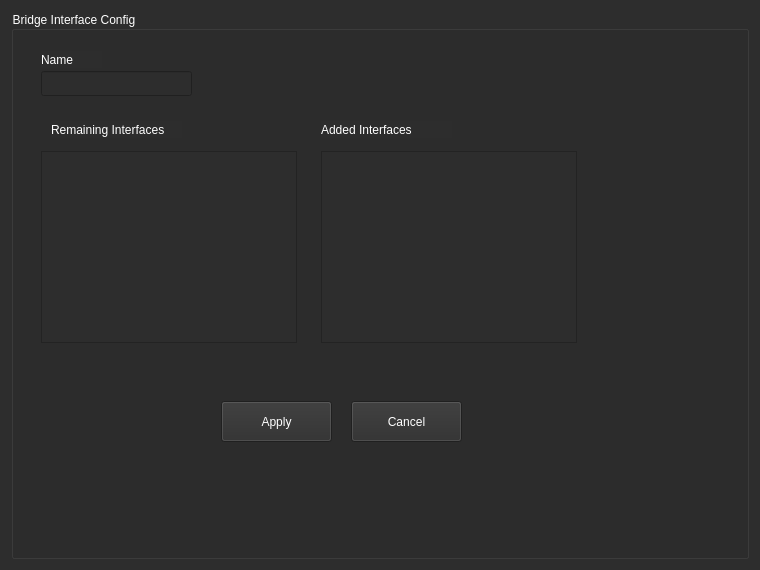
The window that UI/BridgeConfig.ui (monico18/LTI-SDN-Controller) describes before a commit, drawn with Qt 5.
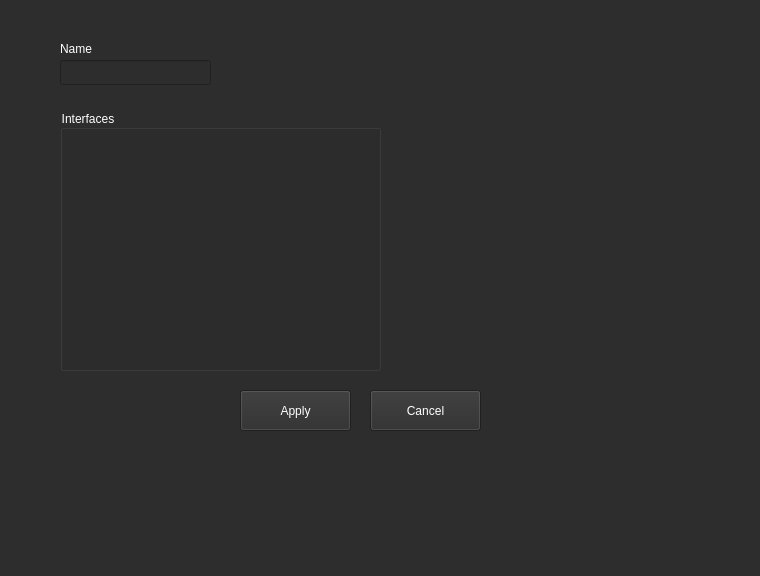
The same window after the commit.

Commit message: Minor Bridge Twekas

Diff of the .ui file:
```diff
--- a/UI/BridgeConfig.ui
+++ b/UI/BridgeConfig.ui
@@ -7,7 +7,7 @@
     <x>0</x>
     <y>0</y>
     <width>760</width>
-    <height>570</height>
+    <height>576</height>
    </rect>
   </property>
   <property name="windowTitle">
@@ -16,9 +16,15 @@
   <property name="styleSheet">
    <string notr="true">background-color: rgb(45, 45, 45);</string>
   </property>
-  <layout class="QVBoxLayout" name="verticalLayout">
-   <item>
-    <widget class="QGroupBox" name="groupBox">
+  <widget class="QLabel" name="label">
+   <property name="geometry">
+    <rect>
+     <x>60</x>
+     <y>40</y>
+     <width>61</width>
+     <height>17</height>
+    </rect>
+   </property>
      <property name="palette">
       <palette>
        <active>
@@ -40,6 +46,24 @@
           </color>
          </brush>
         </colorrole>
+      <colorrole role="Text">
+       <brush brushstyle="SolidPattern">
+        <color alpha="255">
+         <red>255</red>
+         <green>255</green>
+         <blue>255</blue>
+        </color>
+       </brush>
+      </colorrole>
+      <colorrole role="ButtonText">
+       <brush brushstyle="SolidPattern">
+        <color alpha="255">
+         <red>255</red>
+         <green>255</green>
+         <blue>255</blue>
+        </color>
+       </brush>
+      </colorrole>
         <colorrole role="Base">
          <brush brushstyle="SolidPattern">
           <color alpha="255">
@@ -78,6 +102,24 @@
           </color>
          </brush>
         </colorrole>
+      <colorrole role="Text">
+       <brush brushstyle="SolidPattern">
+        <color alpha="255">
+         <red>255</red>
+         <green>255</green>
+         <blue>255</blue>
+        </color>
+       </brush>
+      </colorrole>
+      <colorrole role="ButtonText">
+       <brush brushstyle="SolidPattern">
+        <color alpha="255">
+         <red>255</red>
+         <green>255</green>
+         <blue>255</blue>
+        </color>
+       </brush>
+      </colorrole>
         <colorrole role="Base">
          <brush brushstyle="SolidPattern">
           <color alpha="255">
@@ -116,6 +158,24 @@
           </color>
          </brush>
         </colorrole>
+      <colorrole role="Text">
+       <brush brushstyle="SolidPattern">
+        <color alpha="255">
+         <red>120</red>
+         <green>120</green>
+         <blue>120</blue>
+        </color>
+       </brush>
+      </colorrole>
+      <colorrole role="ButtonText">
+       <brush brushstyle="SolidPattern">
+        <color alpha="255">
+         <red>120</red>
+         <green>120</green>
+         <blue>120</blue>
+        </color>
+       </brush>
+      </colorrole>
         <colorrole role="Base">
          <brush brushstyle="SolidPattern">
           <color alpha="255">
@@ -137,13 +197,14 @@
        </disabled>
       </palette>
      </property>
-     <property name="title">
-      <string>Bridge Interface Config</string>
-     </property>
-     <widget class="QPushButton" name="btn_cancel_bridge">
+   <property name="text">
+    <string>Name</string>
+   </property>
+  </widget>
+  <widget class="QPushButton" name="btn_apply_bridge">
       <property name="geometry">
        <rect>
-        <x>340</x>
+     <x>240</x>
         <y>390</y>
         <width>111</width>
         <height>41</height>
@@ -268,7 +329,7 @@
        </palette>
       </property>
       <property name="text">
-       <string>Cancel</string>
+    <string>Apply</string>
       </property>
      </widget>
      <widget class="QLineEdit" name="line_name">
@@ -277,7 +338,7 @@
       </property>
       <property name="geometry">
        <rect>
-        <x>30</x>
+     <x>60</x>
         <y>60</y>
         <width>151</width>
         <height>25</height>
@@ -462,585 +523,10 @@
        <enum>Qt::ClickFocus</enum>
       </property>
      </widget>
-     <widget class="QLabel" name="label">
+  <widget class="QPushButton" name="btn_cancel_bridge">
       <property name="geometry">
        <rect>
-        <x>30</x>
-        <y>40</y>
-        <width>61</width>
-        <height>17</height>
-       </rect>
-      </property>
-      <property name="palette">
-       <palette>
-        <active>
-         <colorrole role="WindowText">
-          <brush brushstyle="SolidPattern">
-           <color alpha="255">
-            <red>255</red>
-            <green>255</green>
-            <blue>255</blue>
-           </color>
-          </brush>
-         </colorrole>
-         <colorrole role="Button">
-          <brush brushstyle="SolidPattern">
-           <color alpha="255">
-            <red>45</red>
-            <green>45</green>
-            <blue>45</blue>
-           </color>
-          </brush>
-         </colorrole>
-         <colorrole role="Text">
-          <brush brushstyle="SolidPattern">
-           <color alpha="255">
-            <red>255</red>
-            <green>255</green>
-            <blue>255</blue>
-           </color>
-          </brush>
-         </colorrole>
-         <colorrole role="ButtonText">
-          <brush brushstyle="SolidPattern">
-           <color alpha="255">
-            <red>255</red>
-            <green>255</green>
-            <blue>255</blue>
-           </color>
-          </brush>
-         </colorrole>
-         <colorrole role="Base">
-          <brush brushstyle="SolidPattern">
-           <color alpha="255">
-            <red>45</red>
-            <green>45</green>
-            <blue>45</blue>
-           </color>
-          </brush>
-         </colorrole>
-         <colorrole role="Window">
-          <brush brushstyle="SolidPattern">
-           <color alpha="255">
-            <red>45</red>
-            <green>45</green>
-            <blue>45</blue>
-           </color>
-          </brush>
-         </colorrole>
-        </active>
-        <inactive>
-         <colorrole role="WindowText">
-          <brush brushstyle="SolidPattern">
-           <color alpha="255">
-            <red>255</red>
-            <green>255</green>
-            <blue>255</blue>
-           </color>
-          </brush>
-         </colorrole>
-         <colorrole role="Button">
-          <brush brushstyle="SolidPattern">
-           <color alpha="255">
-            <red>45</red>
-            <green>45</green>
-            <blue>45</blue>
-           </color>
-          </brush>
-         </colorrole>
-         <colorrole role="Text">
-          <brush brushstyle="SolidPattern">
-           <color alpha="255">
-            <red>255</red>
-            <green>255</green>
-            <blue>255</blue>
-           </color>
-          </brush>
-         </colorrole>
-         <colorrole role="ButtonText">
-          <brush brushstyle="SolidPattern">
-           <color alpha="255">
-            <red>255</red>
-            <green>255</green>
-            <blue>255</blue>
-           </color>
-          </brush>
-         </colorrole>
-         <colorrole role="Base">
-          <brush brushstyle="SolidPattern">
-           <color alpha="255">
-            <red>45</red>
-            <green>45</green>
-            <blue>45</blue>
-           </color>
-          </brush>
-         </colorrole>
-         <colorrole role="Window">
-          <brush brushstyle="SolidPattern">
-           <color alpha="255">
-            <red>45</red>
-            <green>45</green>
-            <blue>45</blue>
-           </color>
-          </brush>
-         </colorrole>
-        </inactive>
-        <disabled>
-         <colorrole role="WindowText">
-          <brush brushstyle="SolidPattern">
-           <color alpha="255">
-            <red>120</red>
-            <green>120</green>
-            <blue>120</blue>
-           </color>
-          </brush>
-         </colorrole>
-         <colorrole role="Button">
-          <brush brushstyle="SolidPattern">
-           <color alpha="255">
-            <red>45</red>
-            <green>45</green>
-            <blue>45</blue>
-           </color>
-          </brush>
-         </colorrole>
-         <colorrole role="Text">
-          <brush brushstyle="SolidPattern">
-           <color alpha="255">
-            <red>120</red>
-            <green>120</green>
-            <blue>120</blue>
-           </color>
-          </brush>
-         </colorrole>
-         <colorrole role="ButtonText">
-          <brush brushstyle="SolidPattern">
-           <color alpha="255">
-            <red>120</red>
-            <green>120</green>
-            <blue>120</blue>
-           </color>
-          </brush>
-         </colorrole>
-         <colorrole role="Base">
-          <brush brushstyle="SolidPattern">
-           <color alpha="255">
-            <red>45</red>
-            <green>45</green>
-            <blue>45</blue>
-           </color>
-          </brush>
-         </colorrole>
-         <colorrole role="Window">
-          <brush brushstyle="SolidPattern">
-           <color alpha="255">
-            <red>45</red>
-            <green>45</green>
-            <blue>45</blue>
-           </color>
-          </brush>
-         </colorrole>
-        </disabled>
-       </palette>
-      </property>
-      <property name="text">
-       <string>Name</string>
-      </property>
-     </widget>
-     <widget class="QLabel" name="label_2">
-      <property name="geometry">
-       <rect>
-        <x>40</x>
-        <y>110</y>
-        <width>131</width>
-        <height>17</height>
-       </rect>
-      </property>
-      <property name="palette">
-       <palette>
-        <active>
-         <colorrole role="WindowText">
-          <brush brushstyle="SolidPattern">
-           <color alpha="255">
-            <red>255</red>
-            <green>255</green>
-            <blue>255</blue>
-           </color>
-          </brush>
-         </colorrole>
-         <colorrole role="Button">
-          <brush brushstyle="SolidPattern">
-           <color alpha="255">
-            <red>45</red>
-            <green>45</green>
-            <blue>45</blue>
-           </color>
-          </brush>
-         </colorrole>
-         <colorrole role="Text">
-          <brush brushstyle="SolidPattern">
-           <color alpha="255">
-            <red>255</red>
-            <green>255</green>
-            <blue>255</blue>
-           </color>
-          </brush>
-         </colorrole>
-         <colorrole role="ButtonText">
-          <brush brushstyle="SolidPattern">
-           <color alpha="255">
-            <red>255</red>
-            <green>255</green>
-            <blue>255</blue>
-           </color>
-          </brush>
-         </colorrole>
-         <colorrole role="Base">
-          <brush brushstyle="SolidPattern">
-           <color alpha="255">
-            <red>45</red>
-            <green>45</green>
-            <blue>45</blue>
-           </color>
-          </brush>
-         </colorrole>
-         <colorrole role="Window">
-          <brush brushstyle="SolidPattern">
-           <color alpha="255">
-            <red>45</red>
-            <green>45</green>
-            <blue>45</blue>
-           </color>
-          </brush>
-         </colorrole>
-        </active>
-        <inactive>
-         <colorrole role="WindowText">
-          <brush brushstyle="SolidPattern">
-           <color alpha="255">
-            <red>255</red>
-            <green>255</green>
-            <blue>255</blue>
-           </color>
-          </brush>
-         </colorrole>
-         <colorrole role="Button">
-          <brush brushstyle="SolidPattern">
-           <color alpha="255">
-            <red>45</red>
-            <green>45</green>
-            <blue>45</blue>
-           </color>
-          </brush>
-         </colorrole>
-         <colorrole role="Text">
-          <brush brushstyle="SolidPattern">
-           <color alpha="255">
-            <red>255</red>
-            <green>255</green>
-            <blue>255</blue>
-           </color>
-          </brush>
-         </colorrole>
-         <colorrole role="ButtonText">
-          <brush brushstyle="SolidPattern">
-           <color alpha="255">
-            <red>255</red>
-            <green>255</green>
-            <blue>255</blue>
-           </color>
-          </brush>
-         </colorrole>
-         <colorrole role="Base">
-          <brush brushstyle="SolidPattern">
-           <color alpha="255">
-            <red>45</red>
-            <green>45</green>
-            <blue>45</blue>
-           </color>
-          </brush>
-         </colorrole>
-         <colorrole role="Window">
-          <brush brushstyle="SolidPattern">
-           <color alpha="255">
-            <red>45</red>
-            <green>45</green>
-            <blue>45</blue>
-           </color>
-          </brush>
-         </colorrole>
-        </inactive>
-        <disabled>
-         <colorrole role="WindowText">
-          <brush brushstyle="SolidPattern">
-           <color alpha="255">
-            <red>120</red>
-            <green>120</green>
-            <blue>120</blue>
-           </color>
-          </brush>
-         </colorrole>
-         <colorrole role="Button">
-          <brush brushstyle="SolidPattern">
-           <color alpha="255">
-            <red>45</red>
-            <green>45</green>
-            <blue>45</blue>
-           </color>
-          </brush>
-         </colorrole>
-         <colorrole role="Text">
-          <brush brushstyle="SolidPattern">
-           <color alpha="255">
-            <red>120</red>
-            <green>120</green>
-            <blue>120</blue>
-           </color>
-          </brush>
-         </colorrole>
-         <colorrole role="ButtonText">
-          <brush brushstyle="SolidPattern">
-           <color alpha="255">
-            <red>120</red>
-            <green>120</green>
-            <blue>120</blue>
-           </color>
-          </brush>
-         </colorrole>
-         <colorrole role="Base">
-          <brush brushstyle="SolidPattern">
-           <color alpha="255">
-            <red>45</red>
-            <green>45</green>
-            <blue>45</blue>
-           </color>
-          </brush>
-         </colorrole>
-         <colorrole role="Window">
-          <brush brushstyle="SolidPattern">
-           <color alpha="255">
-            <red>45</red>
-            <green>45</green>
-            <blue>45</blue>
-           </color>
-          </brush>
-         </colorrole>
-        </disabled>
-       </palette>
-      </property>
-      <property name="text">
-       <string>Remaining Interfaces</string>
-      </property>
-     </widget>
-     <widget class="QLabel" name="label_3">
-      <property name="geometry">
-       <rect>
-        <x>310</x>
-        <y>110</y>
-        <width>131</width>
-        <height>17</height>
-       </rect>
-      </property>
-      <property name="palette">
-       <palette>
-        <active>
-         <colorrole role="WindowText">
-          <brush brushstyle="SolidPattern">
-           <color alpha="255">
-            <red>255</red>
-            <green>255</green>
-            <blue>255</blue>
-           </color>
-          </brush>
-         </colorrole>
-         <colorrole role="Button">
-          <brush brushstyle="SolidPattern">
-           <color alpha="255">
-            <red>45</red>
-            <green>45</green>
-            <blue>45</blue>
-           </color>
-          </brush>
-         </colorrole>
-         <colorrole role="Text">
-          <brush brushstyle="SolidPattern">
-           <color alpha="255">
-            <red>255</red>
-            <green>255</green>
-            <blue>255</blue>
-           </color>
-          </brush>
-         </colorrole>
-         <colorrole role="ButtonText">
-          <brush brushstyle="SolidPattern">
-           <color alpha="255">
-            <red>255</red>
-            <green>255</green>
-            <blue>255</blue>
-           </color>
-          </brush>
-         </colorrole>
-         <colorrole role="Base">
-          <brush brushstyle="SolidPattern">
-           <color alpha="255">
-            <red>45</red>
-            <green>45</green>
-            <blue>45</blue>
-           </color>
-          </brush>
-         </colorrole>
-         <colorrole role="Window">
-          <brush brushstyle="SolidPattern">
-           <color alpha="255">
-            <red>45</red>
-            <green>45</green>
-            <blue>45</blue>
-           </color>
-          </brush>
-         </colorrole>
-        </active>
-        <inactive>
-         <colorrole role="WindowText">
-          <brush brushstyle="SolidPattern">
-           <color alpha="255">
-            <red>255</red>
-            <green>255</green>
-            <blue>255</blue>
-           </color>
-          </brush>
-         </colorrole>
-         <colorrole role="Button">
-          <brush brushstyle="SolidPattern">
-           <color alpha="255">
-            <red>45</red>
-            <green>45</green>
-            <blue>45</blue>
-           </color>
-          </brush>
-         </colorrole>
-         <colorrole role="Text">
-          <brush brushstyle="SolidPattern">
-           <color alpha="255">
-            <red>255</red>
-            <green>255</green>
-            <blue>255</blue>
-           </color>
-          </brush>
-         </colorrole>
-         <colorrole role="ButtonText">
-          <brush brushstyle="SolidPattern">
-           <color alpha="255">
-            <red>255</red>
-            <green>255</green>
-            <blue>255</blue>
-           </color>
-          </brush>
-         </colorrole>
-         <colorrole role="Base">
-          <brush brushstyle="SolidPattern">
-           <color alpha="255">
-            <red>45</red>
-            <green>45</green>
-            <blue>45</blue>
-           </color>
-          </brush>
-         </colorrole>
-         <colorrole role="Window">
-          <brush brushstyle="SolidPattern">
-           <color alpha="255">
-            <red>45</red>
-            <green>45</green>
-            <blue>45</blue>
-           </color>
-          </brush>
-         </colorrole>
-        </inactive>
-        <disabled>
-         <colorrole role="WindowText">
-          <brush brushstyle="SolidPattern">
-           <color alpha="255">
-            <red>120</red>
-            <green>120</green>
-            <blue>120</blue>
-           </color>
-          </brush>
-         </colorrole>
-         <colorrole role="Button">
-          <brush brushstyle="SolidPattern">
-           <color alpha="255">
-            <red>45</red>
-            <green>45</green>
-            <blue>45</blue>
-           </color>
-          </brush>
-         </colorrole>
-         <colorrole role="Text">
-          <brush brushstyle="SolidPattern">
-           <color alpha="255">
-            <red>120</red>
-            <green>120</green>
-            <blue>120</blue>
-           </color>
-          </brush>
-         </colorrole>
-         <colorrole role="ButtonText">
-          <brush brushstyle="SolidPattern">
-           <color alpha="255">
-            <red>120</red>
-            <green>120</green>
-            <blue>120</blue>
-           </color>
-          </brush>
-         </colorrole>
-         <colorrole role="Base">
-          <brush brushstyle="SolidPattern">
-           <color alpha="255">
-            <red>45</red>
-            <green>45</green>
-            <blue>45</blue>
-           </color>
-          </brush>
-         </colorrole>
-         <colorrole role="Window">
-          <brush brushstyle="SolidPattern">
-           <color alpha="255">
-            <red>45</red>
-            <green>45</green>
-            <blue>45</blue>
-           </color>
-          </brush>
-         </colorrole>
-        </disabled>
-       </palette>
-      </property>
-      <property name="text">
-       <string>Added Interfaces</string>
-      </property>
-     </widget>
-     <widget class="QTableWidget" name="table_remaining_ints">
-      <property name="geometry">
-       <rect>
-        <x>30</x>
-        <y>140</y>
-        <width>256</width>
-        <height>192</height>
-       </rect>
-      </property>
-     </widget>
-     <widget class="QTableWidget" name="table_added_ints">
-      <property name="geometry">
-       <rect>
-        <x>310</x>
-        <y>140</y>
-        <width>256</width>
-        <height>192</height>
-       </rect>
-      </property>
-     </widget>
-     <widget class="QPushButton" name="btn_apply_bridge">
-      <property name="geometry">
-       <rect>
-        <x>210</x>
+     <x>370</x>
         <y>390</y>
         <width>111</width>
         <height>41</height>
@@ -1165,12 +651,194 @@
        </palette>
       </property>
       <property name="text">
-       <string>Apply</string>
-      </property>
-     </widget>
-    </widget>
-   </item>
-  </layout>
+    <string>Cancel</string>
+   </property>
+  </widget>
+  <widget class="QGroupBox" name="interfaceBox">
+   <property name="geometry">
+    <rect>
+     <x>60</x>
+     <y>110</y>
+     <width>321</width>
+     <height>261</height>
+    </rect>
+   </property>
+   <property name="palette">
+    <palette>
+     <active>
+      <colorrole role="WindowText">
+       <brush brushstyle="SolidPattern">
+        <color alpha="255">
+         <red>255</red>
+         <green>255</green>
+         <blue>255</blue>
+        </color>
+       </brush>
+      </colorrole>
+      <colorrole role="Button">
+       <brush brushstyle="SolidPattern">
+        <color alpha="255">
+         <red>45</red>
+         <green>45</green>
+         <blue>45</blue>
+        </color>
+       </brush>
+      </colorrole>
+      <colorrole role="Text">
+       <brush brushstyle="SolidPattern">
+        <color alpha="255">
+         <red>255</red>
+         <green>255</green>
+         <blue>255</blue>
+        </color>
+       </brush>
+      </colorrole>
+      <colorrole role="ButtonText">
+       <brush brushstyle="SolidPattern">
+        <color alpha="255">
+         <red>255</red>
+         <green>255</green>
+         <blue>255</blue>
+        </color>
+       </brush>
+      </colorrole>
+      <colorrole role="Base">
+       <brush brushstyle="SolidPattern">
+        <color alpha="255">
+         <red>45</red>
+         <green>45</green>
+         <blue>45</blue>
+        </color>
+       </brush>
+      </colorrole>
+      <colorrole role="Window">
+       <brush brushstyle="SolidPattern">
+        <color alpha="255">
+         <red>45</red>
+         <green>45</green>
+         <blue>45</blue>
+        </color>
+       </brush>
+      </colorrole>
+     </active>
+     <inactive>
+      <colorrole role="WindowText">
+       <brush brushstyle="SolidPattern">
+        <color alpha="255">
+         <red>255</red>
+         <green>255</green>
+         <blue>255</blue>
+        </color>
+       </brush>
+      </colorrole>
+      <colorrole role="Button">
+       <brush brushstyle="SolidPattern">
+        <color alpha="255">
+         <red>45</red>
+         <green>45</green>
+         <blue>45</blue>
+        </color>
+       </brush>
+      </colorrole>
+      <colorrole role="Text">
+       <brush brushstyle="SolidPattern">
+        <color alpha="255">
+         <red>255</red>
+         <green>255</green>
+         <blue>255</blue>
+        </color>
+       </brush>
+      </colorrole>
+      <colorrole role="ButtonText">
+       <brush brushstyle="SolidPattern">
+        <color alpha="255">
+         <red>255</red>
+         <green>255</green>
+         <blue>255</blue>
+        </color>
+       </brush>
+      </colorrole>
+      <colorrole role="Base">
+       <brush brushstyle="SolidPattern">
+        <color alpha="255">
+         <red>45</red>
+         <green>45</green>
+         <blue>45</blue>
+        </color>
+       </brush>
+      </colorrole>
+      <colorrole role="Window">
+       <brush brushstyle="SolidPattern">
+        <color alpha="255">
+         <red>45</red>
+         <green>45</green>
+         <blue>45</blue>
+        </color>
+       </brush>
+      </colorrole>
+     </inactive>
+     <disabled>
+      <colorrole role="WindowText">
+       <brush brushstyle="SolidPattern">
+        <color alpha="255">
+         <red>120</red>
+         <green>120</green>
+         <blue>120</blue>
+        </color>
+       </brush>
+      </colorrole>
+      <colorrole role="Button">
+       <brush brushstyle="SolidPattern">
+        <color alpha="255">
+         <red>45</red>
+         <green>45</green>
+         <blue>45</blue>
+        </color>
+       </brush>
+      </colorrole>
+      <colorrole role="Text">
+       <brush brushstyle="SolidPattern">
+        <color alpha="255">
+         <red>120</red>
+         <green>120</green>
+         <blue>120</blue>
+        </color>
+       </brush>
+      </colorrole>
+      <colorrole role="ButtonText">
+       <brush brushstyle="SolidPattern">
+        <color alpha="255">
+         <red>120</red>
+         <green>120</green>
+         <blue>120</blue>
+        </color>
+       </brush>
+      </colorrole>
+      <colorrole role="Base">
+       <brush brushstyle="SolidPattern">
+        <color alpha="255">
+         <red>45</red>
+         <green>45</green>
+         <blue>45</blue>
+        </color>
+       </brush>
+      </colorrole>
+      <colorrole role="Window">
+       <brush brushstyle="SolidPattern">
+        <color alpha="255">
+         <red>45</red>
+         <green>45</green>
+         <blue>45</blue>
+        </color>
+       </brush>
+      </colorrole>
+     </disabled>
+    </palette>
+   </property>
+   <property name="title">
+    <string>Interfaces</string>
+   </property>
+  </widget>
  </widget>
  <resources/>
  <connections/>
```
Left out of the diff: 4 changed lines with no effect on the pictures. Lines whose indentation alone changed are shown as unchanged. The commit also changes 5 other files.
